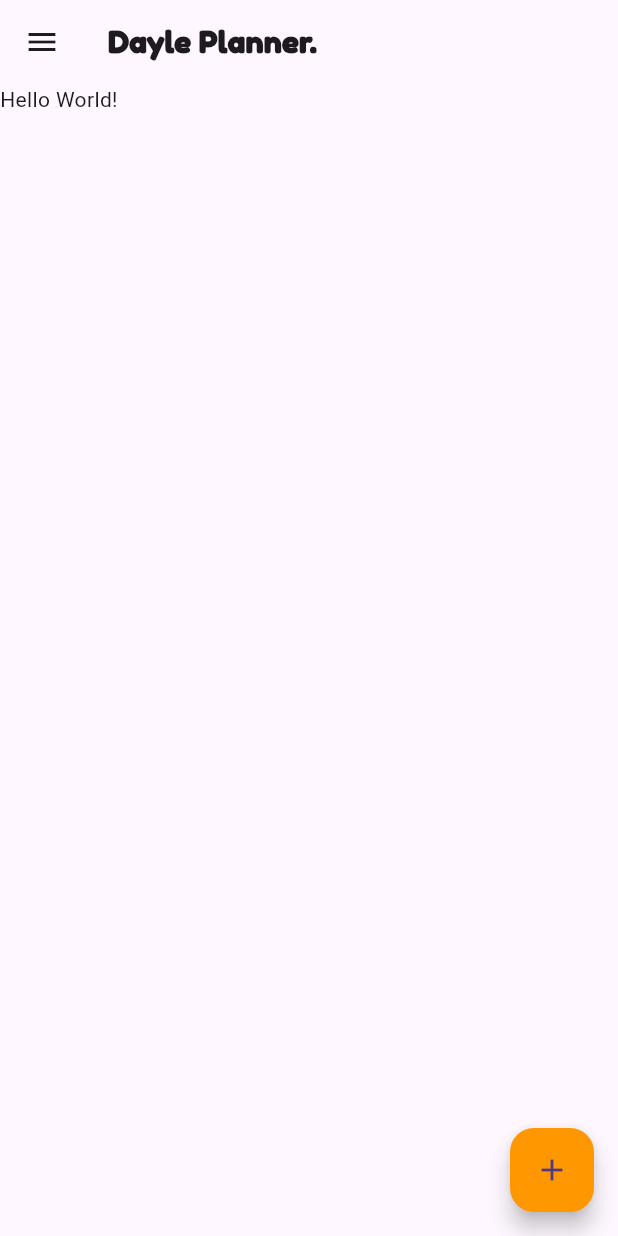
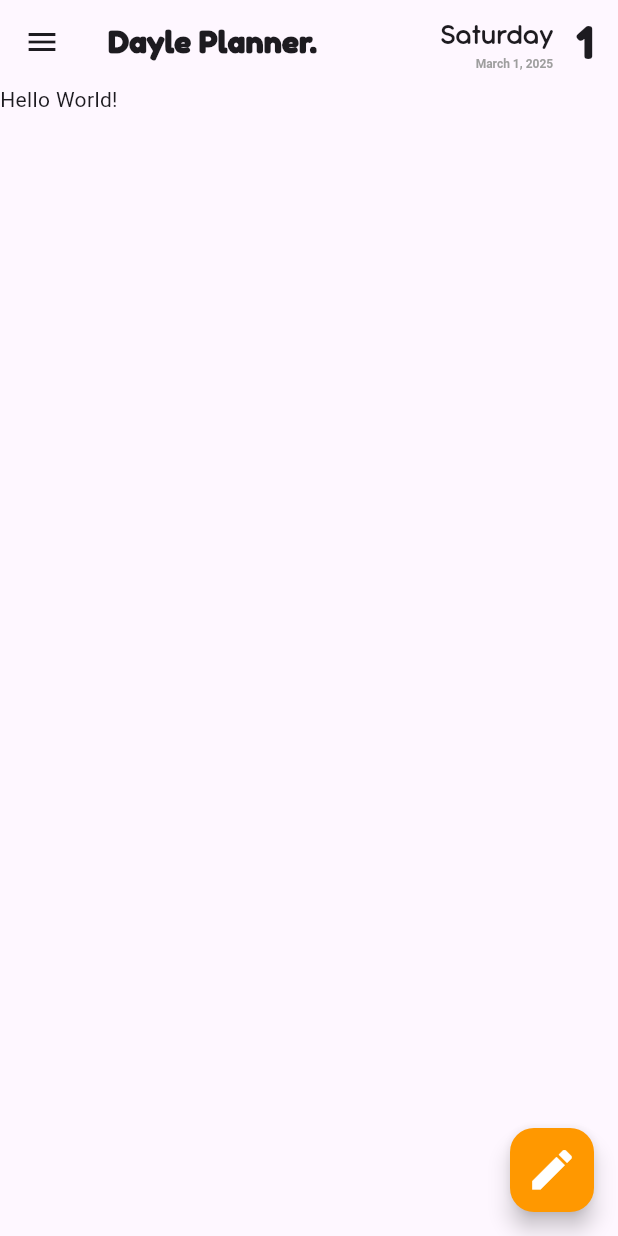
Before and after one commit to cedrickcuencaalegsao/dayle, a Flutter app: the screen it shows after launch, after a tap on "Sign In", on a phone screen of 412 x 824 dp. Run offline on Flutter 3.47's test engine with Material 3 defaults, Android fonts, the phone set to English and light mode, and no system bars; Roboto replaces fonts that are missing (Arial).

Commit message:
AppBar Date, FloatingBar Icon

```diff
--- a/lib/app/app.dart
+++ b/lib/app/app.dart
@@ -1,5 +1,6 @@
 import 'package:flutter/material.dart';
 import '../pages/home.dart';
+import 'package:intl/intl.dart';
 
 class App extends StatefulWidget {
   const App({super.key});
@@ -9,6 +10,14 @@ class App extends StatefulWidget {
 }
 
 class AppState extends State<App> {
+  // get the date today.
+  final DateTime _today = DateTime.now();
+  // separrate the date format for spicific purposes.
+  final String _day = DateFormat('EEEE').format(DateTime.now());
+  final String _month = DateFormat('MMMM').format(DateTime.now());
+  final String _date = DateFormat('d').format(DateTime.now());
+  final String _year = DateFormat('y').format(DateTime.now());
+
   List<Widget> _pages = <Widget>[
     const HomePage(),
   ];
@@ -16,15 +25,59 @@ class AppState extends State<App> {
   @override
   Widget build(BuildContext context) {
     return MaterialApp(
+      title: 'Dayle Planner.',
+      debugShowCheckedModeBanner: false,
       home: Scaffold(
         appBar: AppBar(
-          title: const Text(
+          title: Row(
+            mainAxisAlignment: MainAxisAlignment.spaceBetween,
+            children: [
+              const Text(
                 'Dayle Planner.',
                 style: TextStyle(
                   fontFamily: 'FredokaOne',
                   fontSize: 20.0,
                   fontWeight: FontWeight.bold,
                 ),
+              ),
+              SizedBox(
+                child: Row(
+                  mainAxisAlignment: MainAxisAlignment.end,
+                  crossAxisAlignment: CrossAxisAlignment.end,
+                  children: [
+                    Column(
+                      mainAxisAlignment: MainAxisAlignment.end,
+                      crossAxisAlignment: CrossAxisAlignment.end,
+                      children: [
+                        Text(
+                          _day,
+                          style: const TextStyle(
+                              fontFamily: 'AntipastoPro',
+                              fontSize: 20.0,
+                              fontWeight: FontWeight.bold),
+                        ),
+                        Text(
+                          '$_month $_date, $_year',
+                          style: const TextStyle(
+                            fontFamily: 'Arial',
+                            fontSize: 8.0,
+                            fontWeight: FontWeight.bold,
+                            color: Colors.grey,
+                          ),
+                        ),
+                      ],
+                    ),const SizedBox(width: 15.0),
+                    Text(
+                      _date,
+                      style: const TextStyle(
+                        fontFamily: 'FredokaOne',
+                        fontSize: 30.0,
+                      ),
+                    ),
+                  ],
+                ),
+              ),
+            ],
           ),
         ),
         drawer: Drawer(
@@ -70,7 +123,7 @@ class AppState extends State<App> {
         floatingActionButton: FloatingActionButton(
           backgroundColor: Colors.orange,
           onPressed: () {},
-          child: const Icon(Icons.add),
+          child: const Icon(Icons.create, color: Colors.white, size: 35.0),
         ),
       ),
     );
--- a/lib/main.dart
+++ b/lib/main.dart
@@ -12,7 +12,7 @@ class MainApp extends StatelessWidget {
   @override
   Widget build(BuildContext context) {
     return  MaterialApp(
-      title: 'Todo App',
+      title: 'Dayle Planner.',
       home: const SplashScreen(),
       debugShowCheckedModeBanner: false,
       initialRoute: '/',
--- a/pubspec.yaml
+++ b/pubspec.yaml
@@ -9,6 +9,7 @@ environment:
 dependencies:
   flutter:
     sdk: flutter
+  intl: ^0.17.0
 
 dev_dependencies:
   flutter_test:
```
Also changed, not shown: pubspec.lock. Lines whose indentation alone changed are shown as unchanged.
